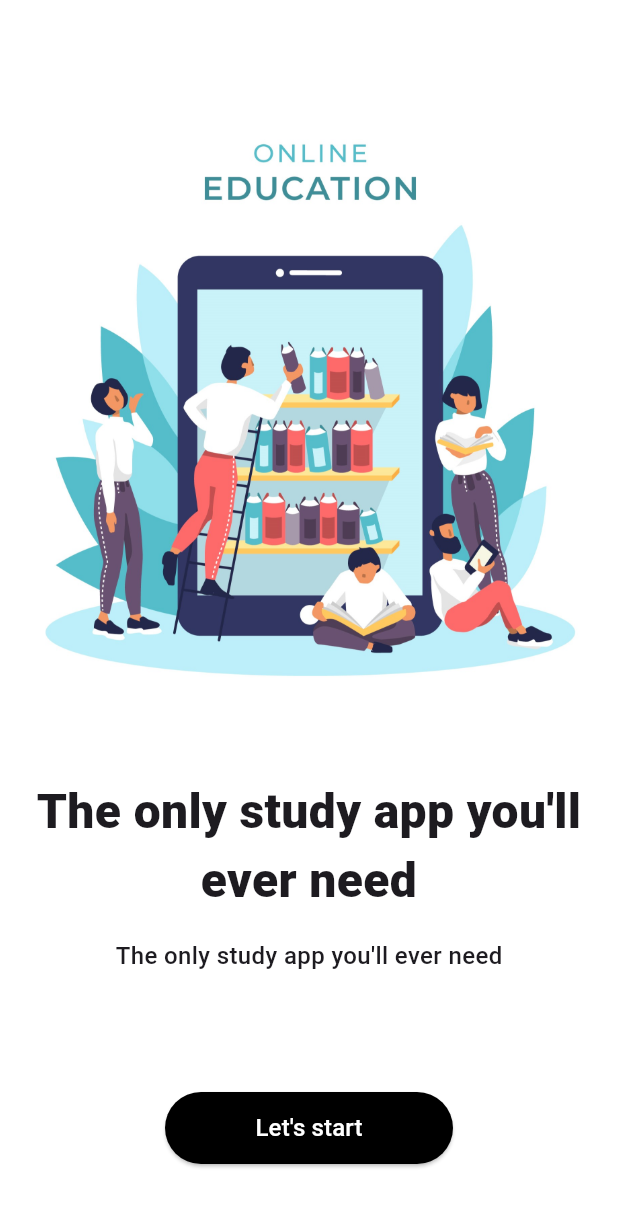
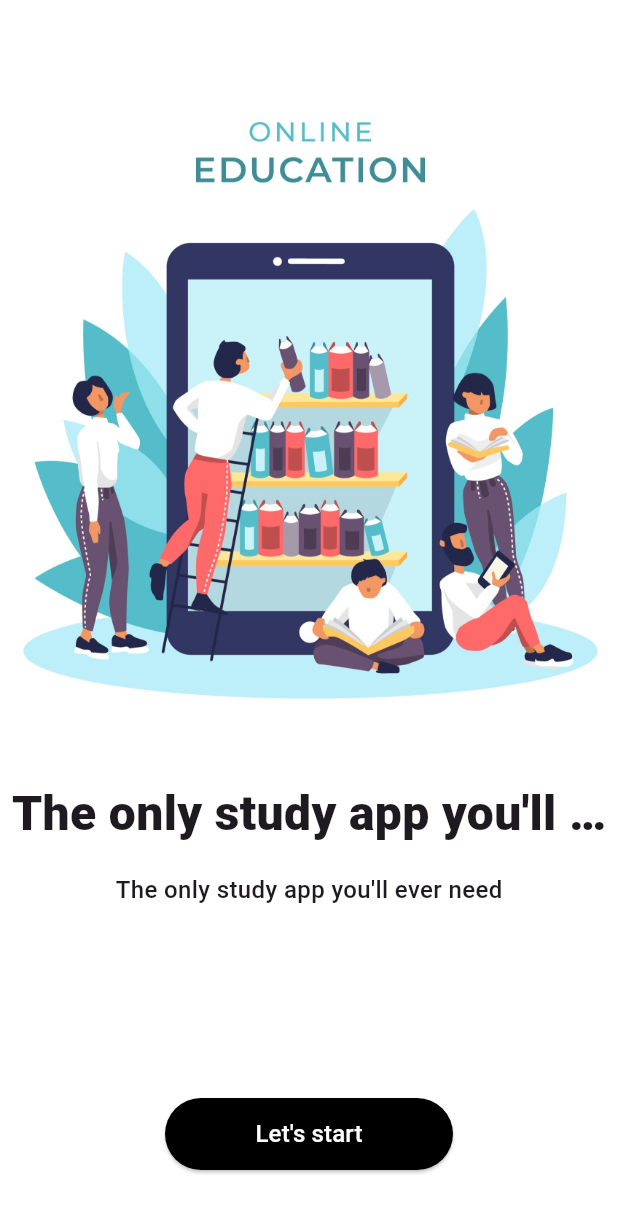
Before and after one commit to Ayush-WeServe/ui-mobile, a Flutter app: the screen it shows after launch, on a phone screen of 412 x 824 dp. Shown: the top 1213 px of the screen. Run offline on Flutter 3.47's test engine with Material 3 defaults, Android fonts, the light colour scheme and no system bars; our stand-ins replace carousel_slider, dotted_line, get; missing offline and left inert: image_stack, weekly_date_picker.

Commit message:
4th day commit

```diff
--- a/lib/ui/screens/splash_screen.dart
+++ b/lib/ui/screens/splash_screen.dart
@@ -15,7 +15,7 @@ class SplashScreen extends StatelessWidget {
     return Scaffold(
       body: SafeArea(
         child: Padding(
-          padding: const EdgeInsets.all(AppSizes.paddingMD),
+          padding: const EdgeInsets.symmetric(vertical: AppSizes.paddingSM),
           child: Column(
             spacing: AppSizes.paddingMD,
             children: [
--- a/lib/utils/constants/styles.dart
+++ b/lib/utils/constants/styles.dart
@@ -93,12 +93,12 @@ class AppStyles {
       overflow: TextOverflow.ellipsis);
 
   static final TextStyle? imgTitle = TextStyle(
-    fontWeight: FontWeight.bold,
+    fontWeight: FontWeight.normal,
     fontSize: 12,
   );
 
   static final TextStyle? imgPrice = TextStyle(
-      fontWeight: FontWeight.w600,
-      fontSize: 16,
+      fontWeight: FontWeight.w700,
+      fontSize: 18,
       overflow: TextOverflow.ellipsis);
 }
--- a/lib/utils/themes/texts.dart
+++ b/lib/utils/themes/texts.dart
@@ -14,7 +14,7 @@ class TextsWidget extends StatelessWidget {
       this.style,
       this.maxLine,
       this.softwrap,
-      this.overflow,
+      this.overflow = TextOverflow.ellipsis,
       this.textAlignCenter});
 
   @override
```
Also changed, not shown: lib/ui/screens/library_screen.dart (+17 -16 lines).
